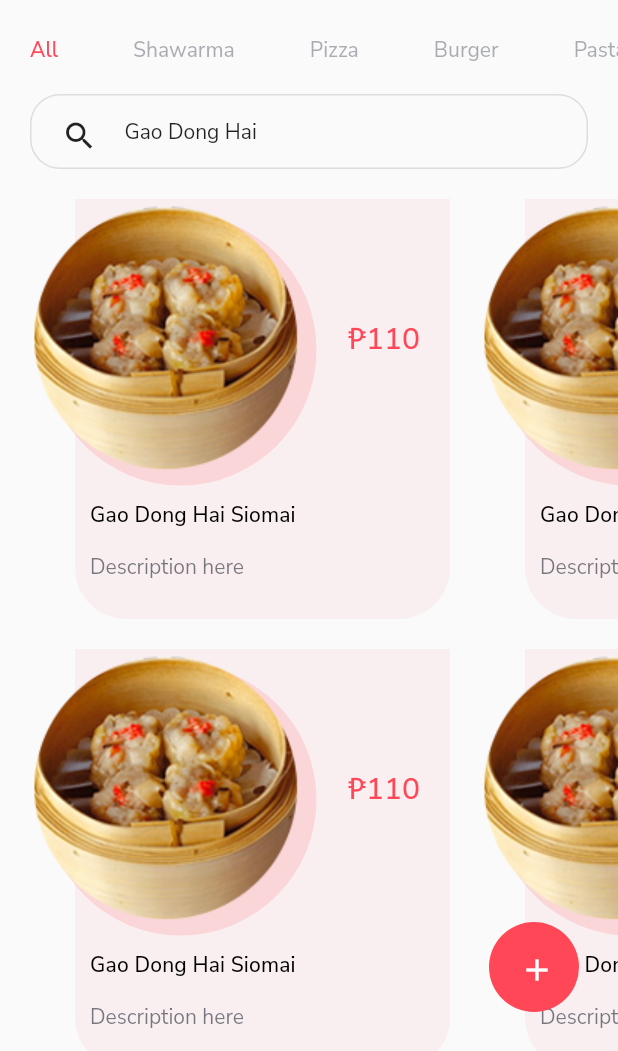
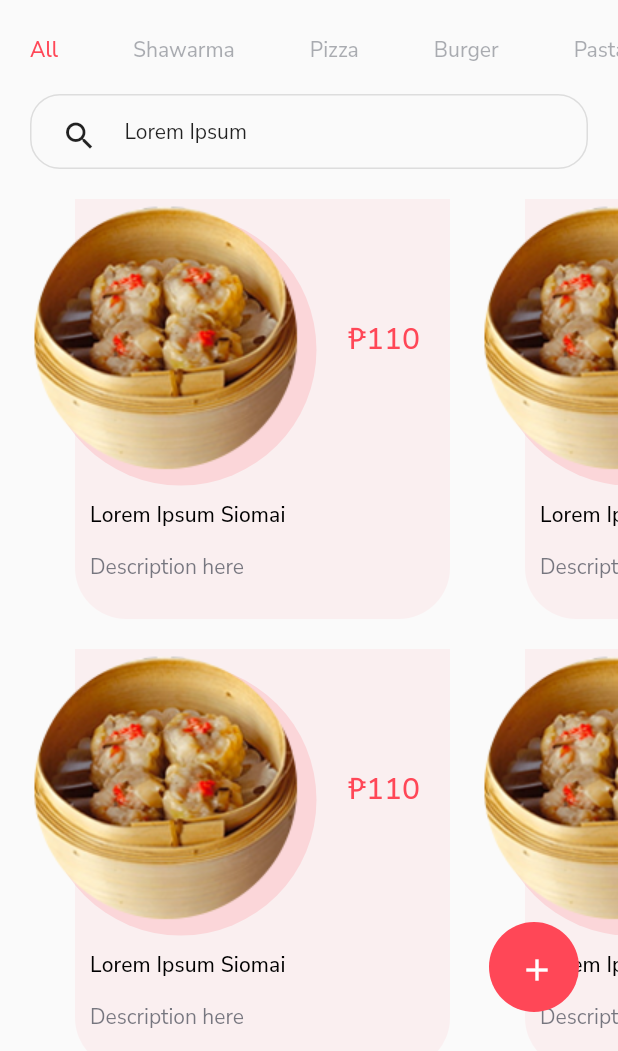
Before and after one commit to Jansalvador1445/flutterph_challenge_food_delivery, a Flutter app: the screen it shows after launch, on a phone screen of 412 x 824 dp, the part 185-1236 px from its top. Run offline on Flutter 3.47's test engine with Material 2 defaults, Android fonts, the phone set to English and light mode, and no system bars; our stand-ins replace google_fonts.

Commit message:
Change gdh to lorem

```diff
--- a/lib/core/strings-core.dart
+++ b/lib/core/strings-core.dart
@@ -6,8 +6,8 @@ class AppStrings {
   static const menuPizza = "Pizza";
   static const menuBurger = "Burger";
   static const menuPasta = "Pasta";
-  static const menuTitle = "Gao Dong Hai Siomai";
-  static const menuPlace = "     Gao Dong Hai";
+  static const menuTitle = "Lorem Ipsum Siomai";
+  static const menuPlace = "     Lorem Ipsum";
   static const menuPrice = 110;
   static const menuDescription_small = "Description here";
   static const menuDescription_big =
```
